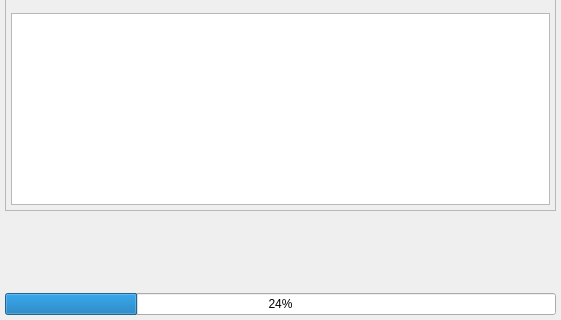
The window that bulmages/bulmafact/plugins/pluginbf_recibo/emitirrecibosbase.ui (eboladev/Bulmages-1) describes before a commit, drawn with Qt 5; both pictures show x 0 to 561 and y 173 to 493 of the 561 by 493 pixel window.
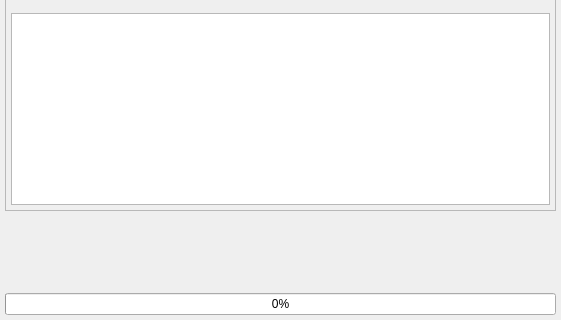
The same window after the commit. Icons and pictures are not drawn. Custom widgets are drawn as their Qt base class.

The edit to the form file:
```diff
--- a/bulmages/bulmafact/plugins/pluginbf_recibo/emitirrecibosbase.ui
+++ b/bulmages/bulmafact/plugins/pluginbf_recibo/emitirrecibosbase.ui
@@ -267,7 +267,7 @@
    <item row="3" column="0" >
     <widget class="QProgressBar" name="progressBar" >
      <property name="value" >
-      <number>24</number>
+      <number>0</number>
      </property>
     </widget>
    </item>
```
Left out of the diff: 8 changed lines with no effect on the pictures.
